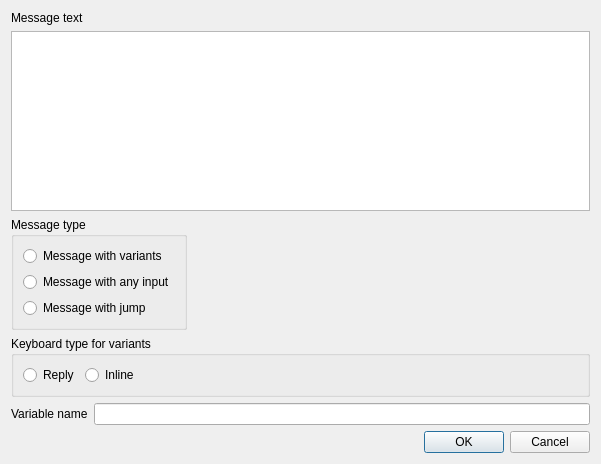
The window that simple_gram_desktop/constructor_app/widgets/bot_editor/message_editor_dialog.ui (cuttlesystems/simplegram) describes before a commit, drawn with Qt 5.
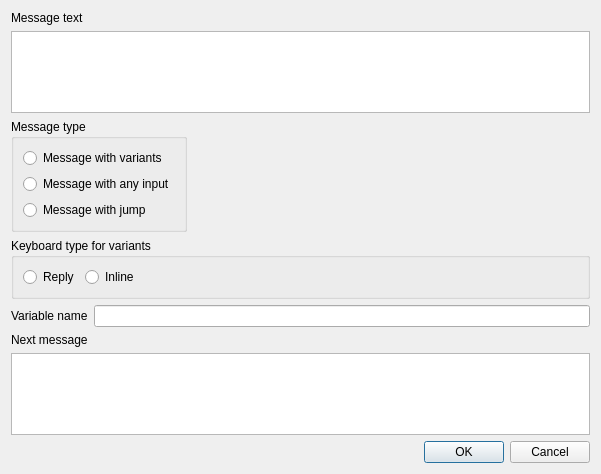
The same window after the commit. Custom widgets are drawn as their Qt base class.

What changed in the file:
```diff
--- a/simple_gram_desktop/constructor_app/widgets/bot_editor/message_editor_dialog.ui
+++ b/simple_gram_desktop/constructor_app/widgets/bot_editor/message_editor_dialog.ui
@@ -7,7 +7,7 @@
     <x>0</x>
     <y>0</y>
     <width>601</width>
-    <height>464</height>
+    <height>474</height>
    </rect>
   </property>
   <property name="windowTitle">
@@ -150,6 +150,16 @@
      </item>
     </layout>
    </item>
+   <item>
+    <widget class="QLabel" name="label_3">
+     <property name="text">
+      <string>Next message</string>
+     </property>
+    </widget>
+   </item>
+   <item>
+    <widget class="MessageSelectorList" name="next_message_list_widget"/>
+   </item>
    <item>
     <layout class="QHBoxLayout" name="horizontalLayout_3">
      <item>
@@ -179,6 +189,13 @@
    </item>
   </layout>
  </widget>
+ <customwidgets>
+  <customwidget>
+   <class>MessageSelectorList</class>
+   <extends>QListWidget</extends>
+   <header>constructor_app.widgets.bot_editor.message_selector_list</header>
+  </customwidget>
+ </customwidgets>
  <resources/>
  <connections>
   <connection>
```
